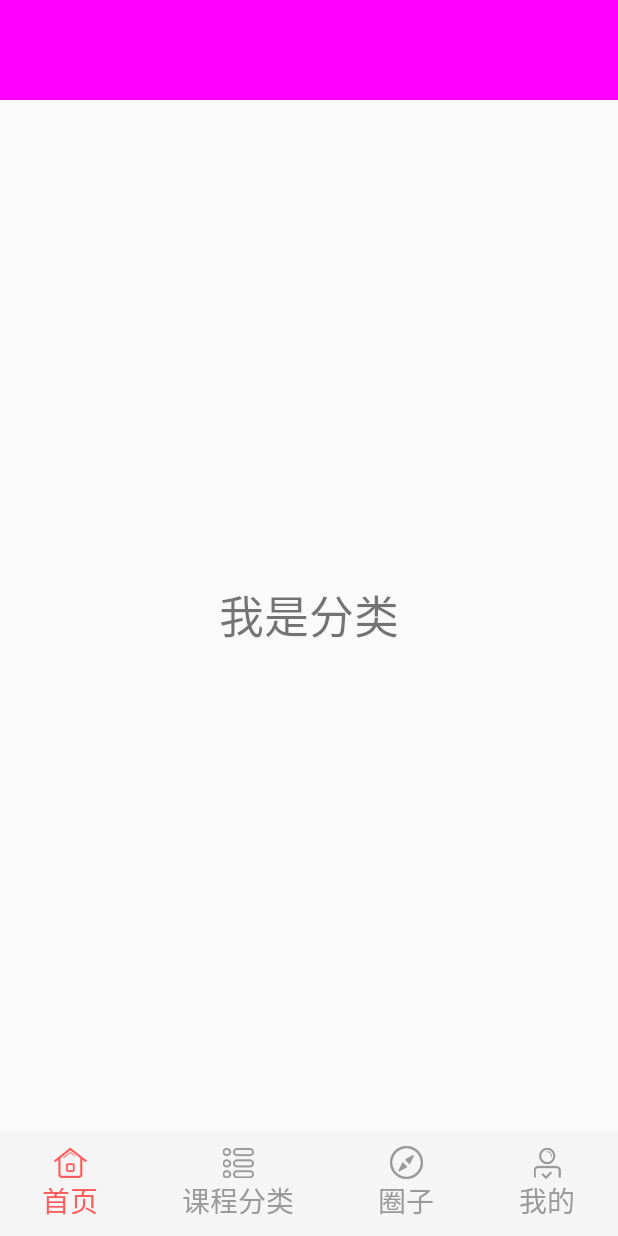
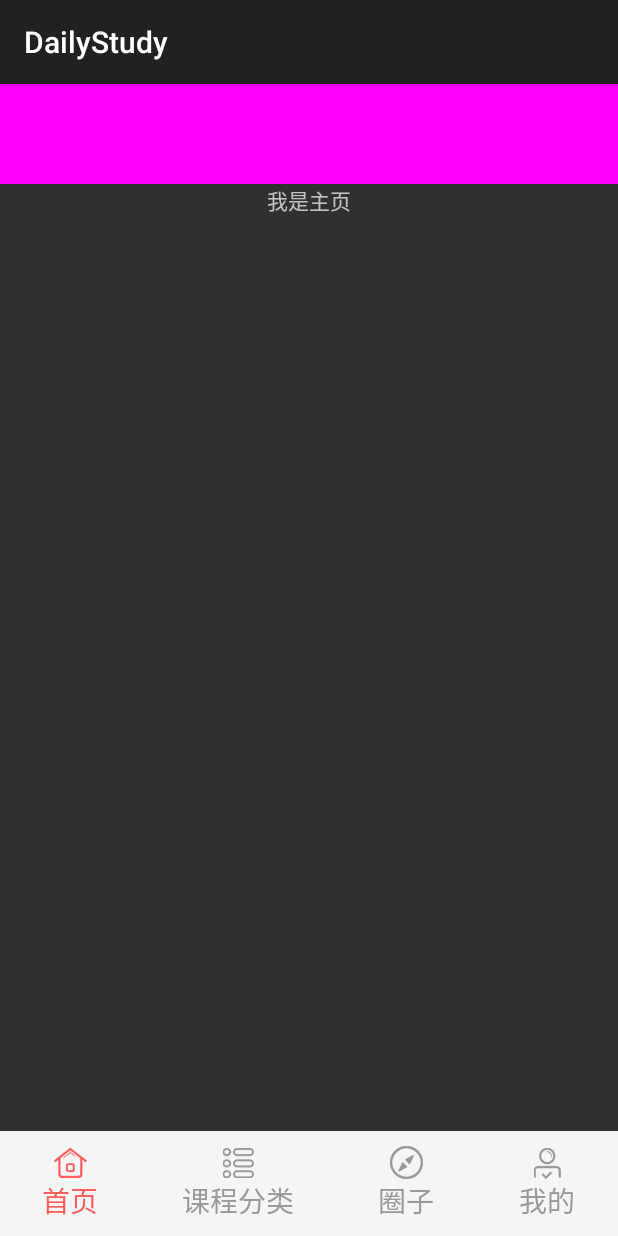
Before and after one commit to guosheng1222/DailyStudy, an Android app: the screen it shows after launch (MainActivity), on a phone screen of 412 x 824 dp. Run offline under Robolectric (Android 15) with nearby library versions, the phone set to English and light mode, and no system bars; our stand-ins replace CircleImageView; libraries missing offline, so code that uses them is left out: com.sunshine.retrofit, com.zhy.autolayout; plain views replace AutoLinearLayout; 4 statements that could not run were skipped.

Commit message:
界面判断的封装

```diff
--- a/app/src/main/java/com/example/base/BaseFragment.java
+++ b/app/src/main/java/com/example/base/BaseFragment.java
@@ -6,6 +6,7 @@ import android.support.v4.app.Fragment;
 import android.view.LayoutInflater;
 import android.view.View;
 import android.view.ViewGroup;
+import android.widget.FrameLayout;
 
 import com.example.view.JudgeShowView;
 
@@ -17,11 +18,14 @@ import com.example.view.JudgeShowView;
 public abstract class BaseFragment extends Fragment {
 
     private JudgeShowView judgeShowView;
-    private int status;
+    private ViewGroup rootView;
 
     @Nullable
     @Override
     public View onCreateView(LayoutInflater inflater, @Nullable ViewGroup container, @Nullable Bundle savedInstanceState) {
+
+
+        rootView = new FrameLayout(getActivity());
 
         judgeShowView = new JudgeShowView(getContext()) {
             @Override
@@ -30,20 +34,20 @@ public abstract class BaseFragment extends Fragment {
             }
 
             @Override
-            public View setDifferentView(int status) {
-                BaseFragment.this.status = status;
-                return BaseFragment.this.setDifferentView(status);
+            public void setDifferentView(int status) {
+
+                View view = BaseFragment.this.setDifferentView(status);
+                rootView.addView(view);
             }
 
 
         };
 
 
-        return BaseFragment.this.setDifferentView(status);
+        return rootView;
     }
 
     protected abstract View setDifferentView(int status);
-
 
 
     public abstract void onLoad();
--- a/app/src/main/java/com/example/fragment/HomePagerFragment.java
+++ b/app/src/main/java/com/example/fragment/HomePagerFragment.java
@@ -1,10 +1,10 @@
 package com.example.fragment;
 
-import android.util.Log;
 import android.view.View;
 
 import com.example.base.BaseFragment;
 import com.example.dailystudy.R;
+import com.example.manager.ChangeHideManager;
 import com.example.view.JudgeShowView;
 
 
@@ -20,26 +20,10 @@ public class HomePagerFragment extends BaseFragment {
 
     @Override
     protected View setDifferentView(int status) {
-        view = View.inflate(getActivity(), R.layout.fragment_category,null);
-        View category_loading = view.findViewById(R.id.category_loading);
-        View category_error = view.findViewById(R.id.category_error);
-        View category_content = view.findViewById(R.id.category_content);
+        view = View.inflate(getActivity(), R.layout.fragment_homepage, null);
 
-        Log.i("TAG", "home_status--" + status);
+        ChangeHideManager.changeVisible(view, status);
 
-        if (status == JudgeShowView.STATUS_LOADING) {
-            category_error.setVisibility(View.GONE);
-            category_content.setVisibility(View.GONE);
-            category_loading.setVisibility(View.VISIBLE);
-        } else if (status == JudgeShowView.STATUS_NO_NETWORK) {
-            category_error.setVisibility(View.VISIBLE);
-            category_content.setVisibility(View.GONE);
-            category_loading.setVisibility(View.GONE);
-        } else if (status == JudgeShowView.STATUS_SUCCESS) {
-            category_error.setVisibility(View.GONE);
-            category_content.setVisibility(View.VISIBLE);
-            category_loading.setVisibility(View.GONE);
-        }
         return view;
     }
 
@@ -54,7 +38,7 @@ public class HomePagerFragment extends BaseFragment {
                 } catch (InterruptedException e) {
                     e.printStackTrace();
                 }
-                setViewStatus(JudgeShowView.StatusType.STATUS_LOADING);
+                setViewStatus(JudgeShowView.StatusType.STATUS_SUCCESS);
             }
         }.start();
     }
--- /dev/null
+++ b/app/src/main/java/com/example/manager/ChangeHideManager.java
@@ -0,0 +1,45 @@
+package com.example.manager;
+
+import android.graphics.drawable.AnimationDrawable;
+import android.view.View;
+import android.widget.ImageView;
+
+import com.example.dailystudy.R;
+import com.example.util.CommonUtils;
+import com.example.view.JudgeShowView;
+
+/**
+ * Created by lenovo on 2017/1/12.
+ */
+
+public class ChangeHideManager {
+
+
+    public static void changeVisible(View view, int status) {
+
+
+        View loading = view.findViewById(R.id.loading);
+        View no_network = view.findViewById(R.id.no_network);
+        View content = view.findViewById(R.id.content);
+
+        if (status == JudgeShowView.STATUS_LOADING) {
+            no_network.setVisibility(View.GONE);
+            content.setVisibility(View.GONE);
+            loading.setVisibility(View.VISIBLE);
+
+            View loading_layout = CommonUtils.inflate(R.layout.loading_layout);
+            ImageView iv_loading = (ImageView) loading_layout.findViewById(R.id.iv_loading);
+            AnimationDrawable drawable = (AnimationDrawable) iv_loading.getDrawable();
+            drawable.start();
+        } else if (status == JudgeShowView.STATUS_NO_NETWORK) {
+            no_network.setVisibility(View.VISIBLE);
+            content.setVisibility(View.GONE);
+            loading.setVisibility(View.GONE);
+        } else if (status == JudgeShowView.STATUS_SUCCESS) {
+            no_network.setVisibility(View.GONE);
+            content.setVisibility(View.VISIBLE);
+            loading.setVisibility(View.GONE);
+        }
+    }
+
+}
--- a/app/src/main/java/com/example/view/JudgeShowView.java
+++ b/app/src/main/java/com/example/view/JudgeShowView.java
@@ -33,7 +33,7 @@ public abstract class JudgeShowView extends FrameLayout implements View.OnClickL
 
     protected abstract void onLoad();
 
-    public abstract View setDifferentView(int status);
+    public abstract void setDifferentView(int status);
 
 
 
--- a/app/src/main/res/layout/fragment_category.xml
+++ b/app/src/main/res/layout/fragment_category.xml
@@ -10,18 +10,18 @@
         android:background="#ff00ff" />
 
     <include
-        android:id="@+id/category_loading"
+        android:id="@+id/loading"
         layout="@layout/loading_layout"
         android:visibility="gone" />
 
     <include
-        android:id="@+id/category_error"
+        android:id="@+id/no_network"
         layout="@layout/no_network_layout"
         android:visibility="gone" />
 
     <TextView
 
-        android:id="@+id/category_content"
+        android:id="@+id/content"
         android:layout_width="match_parent"
         android:layout_height="match_parent"
         android:gravity="center"
--- a/app/src/main/res/layout/fragment_homepage.xml
+++ b/app/src/main/res/layout/fragment_homepage.xml
@@ -1,9 +1,30 @@
 <?xml version="1.0" encoding="utf-8"?>
 <LinearLayout xmlns:android="http://schemas.android.com/apk/res/android"
     android:layout_width="match_parent"
-    android:layout_height="match_parent">
+    android:layout_height="match_parent"
+    android:orientation="vertical">
+
     <TextView
-        android:text="我是主页"
+        android:layout_width="match_parent"
+        android:layout_height="100px"
+        android:background="#ff00ff" />
+
+    <include
+        android:id="@+id/loading"
+        layout="@layout/loading_layout"
+        android:visibility="gone" />
+
+    <include
+        android:id="@+id/no_network"
+        layout="@layout/no_network_layout"
+        android:visibility="gone" />
+
+
+
+    <TextView
+        android:id="@+id/content"
+        android:layout_gravity="center"
         android:layout_width="wrap_content"
-        android:layout_height="wrap_content" />
+        android:layout_height="wrap_content"
+        android:text="我是主页" />
 </LinearLayout>
--- a/app/src/main/res/layout/loading_layout.xml
+++ b/app/src/main/res/layout/loading_layout.xml
@@ -1,8 +1,7 @@
 <?xml version="1.0" encoding="utf-8"?>
 <com.zhy.autolayout.AutoRelativeLayout xmlns:android="http://schemas.android.com/apk/res/android"
     android:layout_width="match_parent"
-    android:layout_height="match_parent"
-    android:orientation="vertical">
+    android:layout_height="match_parent">
 
 
     <com.zhy.autolayout.AutoRelativeLayout
```
Also changed, not shown: app/src/main/AndroidManifest.xml (+8 -5 lines), app/src/main/java/com/example/fragment/CategoryFragment.java (+2 -18 lines), app/src/main/res/values/styles.xml (+13 -6 lines).
